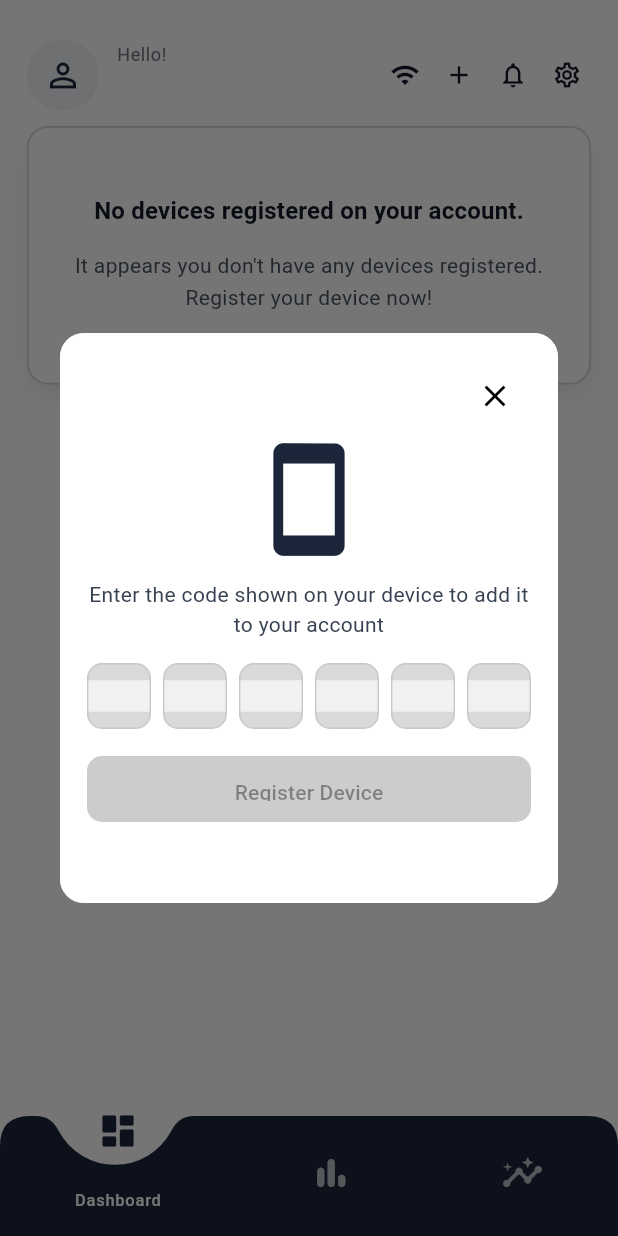
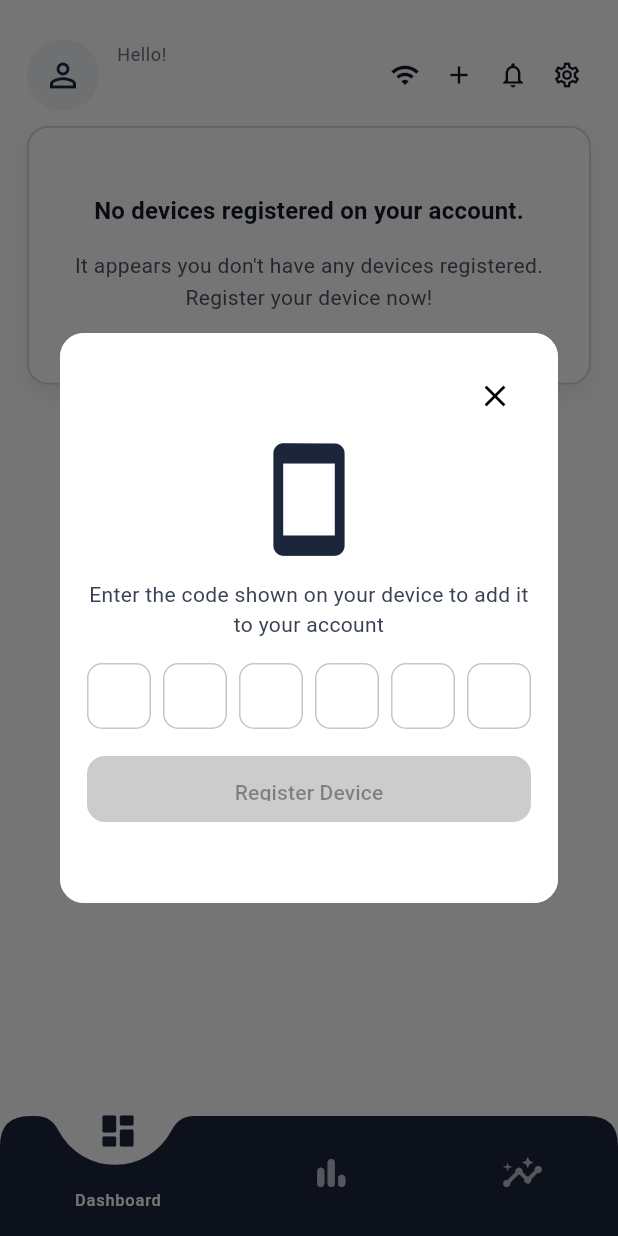
Before and after one commit to RedPatata13/aerosaurreal, a Flutter app: the HomeContent screen opened directly, after a tap on the "add" icon, on a phone screen of 412 x 824 dp. Run offline on Flutter 3.47's test engine with Material 3 defaults, Android fonts, the light colour scheme and no system bars; our stand-ins replace cloud_firestore, firebase_auth, firebase_core, flutter_dotenv, google_sign_in; accounts and stored records are empty; project files that could hold a hidden picture were left out.

Commit message:
modify some ui

```diff
--- a/lib/pages/dashboard/dashboard.dart
+++ b/lib/pages/dashboard/dashboard.dart
@@ -1,6 +1,6 @@
 import 'package:flutter/material.dart';
 import '/../components/aqi_card.dart';
-import '/../dialogs/info_dialog.dart';
+import '../home/dialogs/info_dialog.dart';
 import '/../models/device.dart';
 import 'widgets/device_chip.dart';
 import 'widgets/section_card.dart';
--- a/lib/pages/home/dialogs/register_device_dialog.dart
+++ b/lib/pages/home/dialogs/register_device_dialog.dart
@@ -173,6 +173,9 @@ class _RegisterDeviceDialogState extends State<RegisterDeviceDialog> {
                             disabledBackgroundColor: isDark
                                 ? const Color(0xFF2D3138)
                                 : theme.disabledColor.withValues(alpha: 0.2),
+                            shape: RoundedRectangleBorder(
+                              borderRadius: BorderRadius.circular(12),
+                            ),
                           ),
                           child: const Text('Register Device'),
                         ),
@@ -241,9 +244,11 @@ class _CodeBoxState extends State<_CodeBox> {
 
     return Container(
       decoration: BoxDecoration(
-        color: fill,
+        color: Colors.transparent,
         borderRadius: BorderRadius.circular(10),
-        border: Border.all(color: border),
+        border: Border.all(
+          color: isDark ? const Color(0xFF4A4A4A) : const Color(0xFFC8C8C8),
+        ),
       ),
       alignment: Alignment.center,
       child: TextSelectionTheme(
@@ -267,6 +272,8 @@ class _CodeBoxState extends State<_CodeBox> {
           decoration: const InputDecoration(
             border: InputBorder.none,
             isDense: true,
+            filled: false,
+            fillColor: Colors.transparent,
             contentPadding: EdgeInsets.zero,
           ),
           onChanged: widget.onChanged,
```
Also changed, not shown: lib/pages/monitoring/monitoring.dart (+7 -4 lines), lib/pages/home/dialogs/info_dialog.dart (renamed from lib/dialogs/info_dialog.dart).
